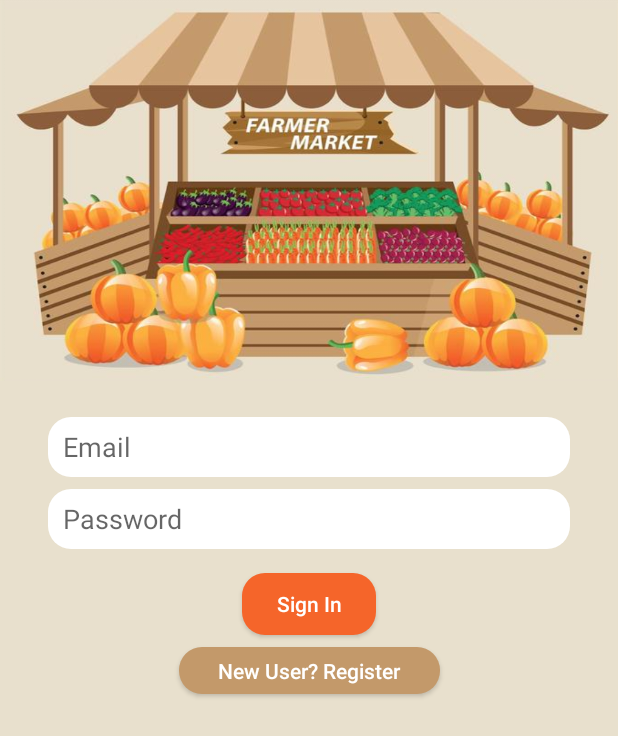
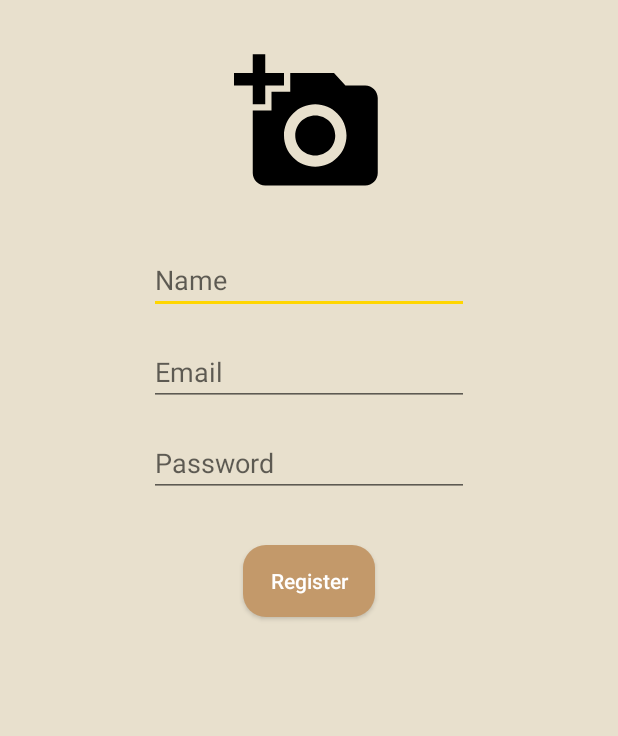
Before and after one commit to santyroy/The-Farmart, an Android app: the screen it shows after launch (SignInActivity before the commit, RegistrationActivity after it), after a tap on "New User? Register", on a phone screen of 412 x 824 dp. Shown: the top 736 px of the screen. Run offline under Robolectric (Android 15) with nearby library versions, the phone set to English and light mode, and no system bars; our stand-ins replace Firebase (no records; nobody signed in at launch, a user with empty details on screens opened directly).

Commit message:
Completed Signin and email verification

```diff
--- a/app/build.gradle
+++ b/app/build.gradle
@@ -30,7 +30,9 @@ dependencies {
 
 
     implementation 'com.google.firebase:firebase-core:16.0.6'
-    implementation 'com.google.firebase:firebase-auth:16.0.5'
+    implementation 'com.google.firebase:firebase-auth:16.1.0'
+    implementation 'com.google.firebase:firebase-database:16.0.5'
+
 }
 
 apply plugin: 'com.google.gms.google-services'
--- a/app/src/main/AndroidManifest.xml
+++ b/app/src/main/AndroidManifest.xml
@@ -16,6 +16,8 @@
                 <category android:name="android.intent.category.LAUNCHER" />
             </intent-filter>
         </activity>
+        <activity android:name=".RegistrationActivity" />
+        <activity android:name=".HomeActivity"></activity>
     </application>
 
 </manifest>
--- a/app/src/main/java/com/farmart/thefarmart/SignInActivity.java
+++ b/app/src/main/java/com/farmart/thefarmart/SignInActivity.java
@@ -1,9 +1,10 @@
 package com.farmart.thefarmart;
 
+import android.app.ProgressDialog;
+import android.content.Intent;
+import android.os.Bundle;
 import android.support.annotation.NonNull;
 import android.support.v7.app.AppCompatActivity;
-import android.os.Bundle;
-import android.util.Log;
 import android.view.View;
 import android.widget.Button;
 import android.widget.EditText;
@@ -22,8 +23,8 @@ public class SignInActivity extends AppCompatActivity {
 
     private EditText email_et;
     private EditText password_et;
+    private ProgressDialog progressDialog;
     private FirebaseAuth mAuth;
-    public static final String TAG = "SIGN_IN_ACTIVITY";
 
 
     @Override
@@ -31,10 +32,11 @@ public class SignInActivity extends AppCompatActivity {
         super.onCreate(savedInstanceState);
         setContentView(R.layout.activity_sign_in);
 
-        email_et = findViewById(R.id.email_et_id);
-        password_et = findViewById(R.id.password_et_id);
-        Button signin_btn = findViewById(R.id.signin_btn_id);
-        Button register_btn = findViewById(R.id.register_btn_id);
+        email_et = findViewById(R.id.signInPage_email_et_id);
+        password_et = findViewById(R.id.signInPage_password_et_id);
+        Button signin_btn = findViewById(R.id.signInPage_signin_btn_id);
+        Button register_btn = findViewById(R.id.signInPage_register_btn_id);
+        progressDialog = new ProgressDialog(this);
 
         // Initialize Firebase Auth
         mAuth = FirebaseAuth.getInstance();
@@ -55,7 +57,8 @@ public class SignInActivity extends AppCompatActivity {
         register_btn.setOnClickListener(new View.OnClickListener() {
             @Override
             public void onClick(View v) {
-                //TODO go to Registration Page
+                startActivity(new Intent(SignInActivity.this, RegistrationActivity.class));
+                finish();
             }
         });
 
@@ -66,16 +69,24 @@ public class SignInActivity extends AppCompatActivity {
         super.onStart();
         // Check if user is signed in (non-null) and update UI accordingly.
         FirebaseUser currentUser = mAuth.getCurrentUser();
-        if (currentUser!=null && currentUser.isEmailVerified()) {
+        if (currentUser != null) {
             Toast.makeText(SignInActivity.this, "Home Activity", Toast.LENGTH_SHORT).show();
-            //TODO GOTO HOME ACTIVITY
-        } else {
-            Toast.makeText(SignInActivity.this, "Please Verify Email", Toast.LENGTH_SHORT).show();
+            startActivity(new Intent(SignInActivity.this, HomeActivity.class));
+            finish();
         }
     }
 
 
-    public boolean validate(String email, String password) {
+    /*
+     * This method is used to validate the email and password within the app
+     * before connecting to the database.
+     * It just checks the negative cases for email and password
+     *
+     * @param email
+     * @param password
+     * @return boolean
+     */
+    private boolean validate(String email, String password) {
 
         if (email == null || email.isEmpty()) {
             Toast.makeText(this, "Email cannot be empty", Toast.LENGTH_SHORT).show();
@@ -98,30 +109,47 @@ public class SignInActivity extends AppCompatActivity {
         return true;
     }
 
-    public void signInToFirebase(String email, String password) {
+    /*
+     * This method signs in the user to its firebase account.
+     * If the sign in is successful the user jumps into Home Activity.
+     * Else and error toast is displayed
+     *
+     * @param email
+     * @param password
+     */
+
+    private void signInToFirebase(String email, String password) {
+        progressDialog.setMessage("Verifying...");
+        progressDialog.show();
         mAuth.signInWithEmailAndPassword(email, password)
                 .addOnCompleteListener(this, new OnCompleteListener<AuthResult>() {
                     @Override
                     public void onComplete(@NonNull Task<AuthResult> task) {
                         if (task.isSuccessful()) {
-                            // Sign in success, update UI with the signed-in user's information
-                            Log.d(TAG, "signInWithEmail:success");
-                            FirebaseUser user = mAuth.getCurrentUser();
-                            Toast.makeText(SignInActivity.this, "Authentication Successful.",
-                                    Toast.LENGTH_SHORT).show();
-                            if (user!=null && user.isEmailVerified()) {
-                                //TODO GOTO HOME ACTIVITY
-                            } else {
-                                Toast.makeText(SignInActivity.this, "Please Verify Email", Toast.LENGTH_SHORT).show();
-                            }
-
+                            progressDialog.dismiss();
+                            emailVerificationCheck();
                         } else {
+                            progressDialog.dismiss();
                             // If sign in fails, display a message to the user.
-                            Log.w(TAG, "signInWithEmail:failure", task.getException());
                             Toast.makeText(SignInActivity.this, "Authentication failed.",
                                     Toast.LENGTH_SHORT).show();
                         }
                     }
                 });
     }
+
+    private void emailVerificationCheck() {
+        boolean verifyEmailFlag = mAuth.getCurrentUser().isEmailVerified();
+        if (verifyEmailFlag) {
+            Toast.makeText(SignInActivity.this, "Authentication Successful.",
+                    Toast.LENGTH_SHORT).show();
+            startActivity(new Intent(SignInActivity.this, HomeActivity.class));
+            finish();
+        } else {
+            Toast.makeText(this, "Verify Email", Toast.LENGTH_SHORT).show();
+            mAuth.signOut();
+        }
+    }
+
+
 }
--- /dev/null
+++ b/app/src/main/res/drawable/add_a_photo_black.xml
@@ -0,0 +1,9 @@
+<vector xmlns:android="http://schemas.android.com/apk/res/android"
+        android:width="24dp"
+        android:height="24dp"
+        android:viewportWidth="24.0"
+        android:viewportHeight="24.0">
+    <path
+        android:fillColor="#FF000000"
+        android:pathData="M3,4L3,1h2v3h3v2L5,6v3L3,9L3,6L0,6L0,4h3zM6,10L6,7h3L9,4h7l1.83,2L21,6c1.1,0 2,0.9 2,2v12c0,1.1 -0.9,2 -2,2L5,22c-1.1,0 -2,-0.9 -2,-2L3,10h3zM13,19c2.76,0 5,-2.24 5,-5s-2.24,-5 -5,-5 -5,2.24 -5,5 2.24,5 5,5zM9.8,14c0,1.77 1.43,3.2 3.2,3.2s3.2,-1.43 3.2,-3.2 -1.43,-3.2 -3.2,-3.2 -3.2,1.43 -3.2,3.2z"/>
+</vector>
--- a/app/src/main/res/layout-v21/activity_sign_in.xml
+++ b/app/src/main/res/layout-v21/activity_sign_in.xml
@@ -4,12 +4,12 @@
     xmlns:tools="http://schemas.android.com/tools"
     android:layout_width="match_parent"
     android:layout_height="match_parent"
-    android:background="@color/signin_background"
+    android:background="@color/background"
     android:elevation="4dp"
     tools:context=".SignInActivity">
 
     <ImageView
-        android:id="@+id/signIn_img_id"
+        android:id="@+id/signInPage_img_id"
         android:layout_width="0dp"
         android:layout_height="254dp"
         android:layout_centerHorizontal="true"
@@ -22,7 +22,7 @@
         tools:ignore="ContentDescription" />
 
     <EditText
-        android:id="@+id/email_et_id"
+        android:id="@+id/signInPage_email_et_id"
         android:layout_width="0dp"
         android:layout_height="40dp"
         android:layout_centerHorizontal="true"
@@ -40,11 +40,11 @@
         android:paddingEnd="10dp"
         app:layout_constraintEnd_toEndOf="parent"
         app:layout_constraintStart_toStartOf="parent"
-        app:layout_constraintTop_toBottomOf="@+id/signIn_img_id"
+        app:layout_constraintTop_toBottomOf="@+id/signInPage_img_id"
         tools:targetApi="o" />
 
     <EditText
-        android:id="@+id/password_et_id"
+        android:id="@+id/signInPage_password_et_id"
         android:layout_width="0dp"
         android:layout_height="40dp"
         android:layout_centerHorizontal="true"
@@ -60,12 +60,12 @@
         android:paddingEnd="10dp"
         app:layout_constraintEnd_toEndOf="parent"
         app:layout_constraintStart_toStartOf="parent"
-        app:layout_constraintTop_toBottomOf="@+id/email_et_id"
+        app:layout_constraintTop_toBottomOf="@+id/signInPage_email_et_id"
         android:inputType="textPassword"
         android:importantForAutofill="no" tools:targetApi="o" />
 
     <Button
-        android:id="@+id/signin_btn_id"
+        android:id="@+id/signInPage_signin_btn_id"
         android:layout_width="89dp"
         android:layout_height="41dp"
         android:layout_marginStart="8dp"
@@ -79,10 +79,10 @@
         android:textColor="@android:color/white"
         app:layout_constraintEnd_toEndOf="parent"
         app:layout_constraintStart_toStartOf="parent"
-        app:layout_constraintTop_toBottomOf="@+id/password_et_id" />
+        app:layout_constraintTop_toBottomOf="@+id/signInPage_password_et_id" />
 
     <Button
-        android:id="@+id/register_btn_id"
+        android:id="@+id/signInPage_register_btn_id"
         android:layout_width="174dp"
         android:layout_height="31dp"
         android:layout_marginStart="8dp"
@@ -95,7 +95,7 @@
         android:textColor="@android:color/white"
         app:layout_constraintEnd_toEndOf="parent"
         app:layout_constraintStart_toStartOf="parent"
-        app:layout_constraintTop_toBottomOf="@+id/signin_btn_id"
+        app:layout_constraintTop_toBottomOf="@+id/signInPage_signin_btn_id"
         android:textAllCaps="false"/>
 
 
--- /dev/null
+++ b/app/src/main/res/layout/activity_registration.xml
@@ -0,0 +1,72 @@
+<?xml version="1.0" encoding="utf-8"?>
+<android.support.constraint.ConstraintLayout xmlns:android="http://schemas.android.com/apk/res/android"
+    xmlns:app="http://schemas.android.com/apk/res-auto"
+    xmlns:tools="http://schemas.android.com/tools"
+    android:layout_width="match_parent"
+    android:layout_height="match_parent"
+    android:background="@color/background"
+    android:elevation="4dp"
+    tools:context=".RegistrationActivity"
+    tools:layout_editor_absoluteY="25dp">
+
+    <ImageView
+        android:id="@+id/registrationPage_profile_picture_iv"
+        android:layout_width="100dp"
+        android:layout_height="100dp"
+        android:layout_marginStart="32dp"
+        android:layout_marginLeft="32dp"
+        android:layout_marginTop="32dp"
+        android:layout_marginEnd="32dp"
+        android:layout_marginRight="32dp"
+        android:src="@drawable/add_a_photo_black"
+        app:layout_constraintEnd_toEndOf="parent"
+        app:layout_constraintStart_toStartOf="parent"
+        app:layout_constraintTop_toTopOf="parent" />
+
+    <EditText
+        android:id="@+id/registrationPage_name_et"
+        android:layout_width="wrap_content"
+        android:layout_height="wrap_content"
+        android:layout_marginTop="32dp"
+        android:ems="10"
+        android:hint="Name"
+        android:inputType="textPersonName"
+        app:layout_constraintEnd_toEndOf="parent"
+        app:layout_constraintStart_toStartOf="parent"
+        app:layout_constraintTop_toBottomOf="@+id/registrationPage_profile_picture_iv" />
+
+    <EditText
+        android:id="@+id/registrationPage_email_et"
+        android:layout_width="wrap_content"
+        android:layout_height="wrap_content"
+        android:layout_marginTop="16dp"
+        android:ems="10"
+        android:hint="Email"
+        android:inputType="textEmailAddress"
+        app:layout_constraintStart_toStartOf="@+id/registrationPage_name_et"
+        app:layout_constraintTop_toBottomOf="@+id/registrationPage_name_et" />
+
+    <EditText
+        android:id="@+id/registrationPage_password_et"
+        android:layout_width="wrap_content"
+        android:layout_height="wrap_content"
+        android:layout_marginTop="15dp"
+        android:ems="10"
+        android:hint="Password"
+        android:inputType="textPassword"
+        app:layout_constraintStart_toStartOf="@+id/registrationPage_email_et"
+        app:layout_constraintTop_toBottomOf="@+id/registrationPage_email_et" />
+
+    <Button
+        android:id="@+id/registrationPage_register_btn"
+        android:layout_width="wrap_content"
+        android:layout_height="wrap_content"
+        android:layout_marginTop="32dp"
+        android:background="@drawable/register_btn_rectangle"
+        android:text="Register"
+        android:textAllCaps="false"
+        android:textColor="@android:color/white"
+        app:layout_constraintEnd_toEndOf="parent"
+        app:layout_constraintStart_toStartOf="parent"
+        app:layout_constraintTop_toBottomOf="@+id/registrationPage_password_et" />
+</android.support.constraint.ConstraintLayout>
--- a/app/src/main/res/layout/activity_sign_in.xml
+++ b/app/src/main/res/layout/activity_sign_in.xml
@@ -4,11 +4,12 @@
     xmlns:tools="http://schemas.android.com/tools"
     android:layout_width="match_parent"
     android:layout_height="match_parent"
-    android:background="@color/signin_background"
+    android:background="@color/background"
+    android:elevation="4dp"
     tools:context=".SignInActivity">
 
     <ImageView
-        android:id="@+id/signIn_img_id"
+        android:id="@+id/signInPage_img_id"
         android:layout_width="0dp"
         android:layout_height="254dp"
         android:layout_centerHorizontal="true"
@@ -21,7 +22,7 @@
         tools:ignore="ContentDescription" />
 
     <EditText
-        android:id="@+id/email_et_id"
+        android:id="@+id/signInPage_email_et_id"
         android:layout_width="0dp"
         android:layout_height="40dp"
         android:layout_centerHorizontal="true"
@@ -39,11 +40,11 @@
         android:paddingEnd="10dp"
         app:layout_constraintEnd_toEndOf="parent"
         app:layout_constraintStart_toStartOf="parent"
-        app:layout_constraintTop_toBottomOf="@+id/signIn_img_id"
+        app:layout_constraintTop_toBottomOf="@+id/signInPage_img_id"
         tools:targetApi="o" />
 
     <EditText
-        android:id="@+id/password_et_id"
+        android:id="@+id/signInPage_password_et_id"
         android:layout_width="0dp"
         android:layout_height="40dp"
         android:layout_centerHorizontal="true"
@@ -59,12 +60,12 @@
         android:paddingEnd="10dp"
         app:layout_constraintEnd_toEndOf="parent"
         app:layout_constraintStart_toStartOf="parent"
-        app:layout_constraintTop_toBottomOf="@+id/email_et_id"
+        app:layout_constraintTop_toBottomOf="@+id/signInPage_email_et_id"
         android:inputType="textPassword"
         android:importantForAutofill="no" tools:targetApi="o" />
 
     <Button
-        android:id="@+id/signin_button_id"
+        android:id="@+id/signInPage_signin_btn_id"
         android:layout_width="89dp"
         android:layout_height="41dp"
         android:layout_marginStart="8dp"
@@ -78,10 +79,10 @@
         android:textColor="@android:color/white"
         app:layout_constraintEnd_toEndOf="parent"
         app:layout_constraintStart_toStartOf="parent"
-        app:layout_constraintTop_toBottomOf="@+id/password_et_id" />
+        app:layout_constraintTop_toBottomOf="@+id/signInPage_password_et_id" />
 
     <Button
-        android:id="@+id/register_button_id"
+        android:id="@+id/signInPage_register_btn_id"
         android:layout_width="174dp"
         android:layout_height="31dp"
         android:layout_marginStart="8dp"
@@ -94,7 +95,7 @@
         android:textColor="@android:color/white"
         app:layout_constraintEnd_toEndOf="parent"
         app:layout_constraintStart_toStartOf="parent"
-        app:layout_constraintTop_toBottomOf="@+id/signin_button_id"
+        app:layout_constraintTop_toBottomOf="@+id/signInPage_signin_btn_id"
         android:textAllCaps="false"/>
 
 
--- a/app/src/main/res/values-v21/styles.xml
+++ b/app/src/main/res/values-v21/styles.xml
@@ -4,7 +4,7 @@
     <style name="AppTheme" parent="Theme.AppCompat.Light.NoActionBar">
         <!-- Customize your theme here. -->
         <item name="colorPrimary">@color/colorPrimary</item>
-        <item name="colorPrimaryDark">@color/signin_background</item>
+        <item name="colorPrimaryDark">@color/colorPrimary</item>
         <item name="colorAccent">@color/colorAccent</item>
     </style>
 </resources>
--- a/app/src/main/res/values/colors.xml
+++ b/app/src/main/res/values/colors.xml
@@ -2,8 +2,8 @@
 <resources>
     <color name="colorPrimary">#795548</color>
     <color name="colorPrimaryDark">#5d4037</color>
-    <color name="colorAccent">#ffeb3b</color>
+    <color name="colorAccent">#ffd600</color>
 
     <!--Sign in Page colors-->
-    <color name="signin_background">#E8E0CD</color>
+    <color name="background">#E8E0CD</color>
 </resources>
--- a/app/src/main/res/values/styles.xml
+++ b/app/src/main/res/values/styles.xml
@@ -4,7 +4,7 @@
     <style name="AppTheme" parent="Theme.AppCompat.Light.NoActionBar">
         <!-- Customize your theme here. -->
         <item name="colorPrimary">@color/colorPrimary</item>
-        <item name="colorPrimaryDark">@color/signin_background</item>
+        <item name="colorPrimaryDark">@color/colorPrimaryDark</item>
         <item name="colorAccent">@color/colorAccent</item>
     </style>
 
```
Also changed, not shown: app/src/main/java/com/farmart/thefarmart/HomeActivity.java (added, +28 -0 lines), app/src/main/java/com/farmart/thefarmart/RegistrationActivity.java (added, +150 -0 lines), app/src/main/java/com/farmart/thefarmart/model/User.java (added, +31 -0 lines), app/src/main/res/layout/activity_home.xml (added, +30 -0 lines).
